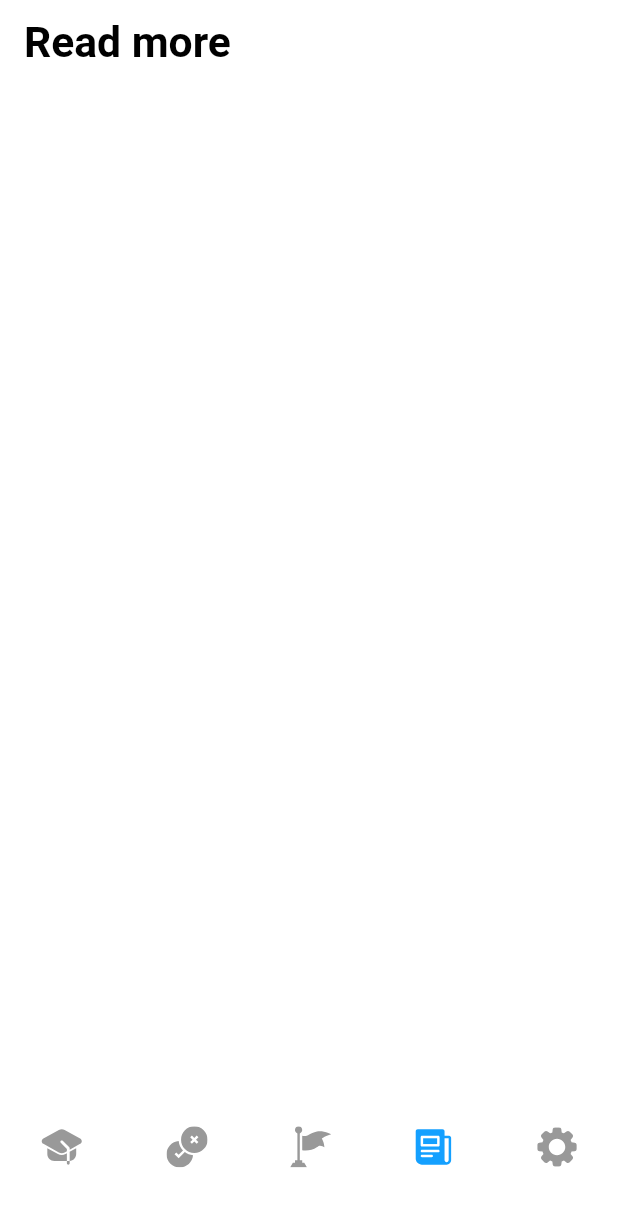
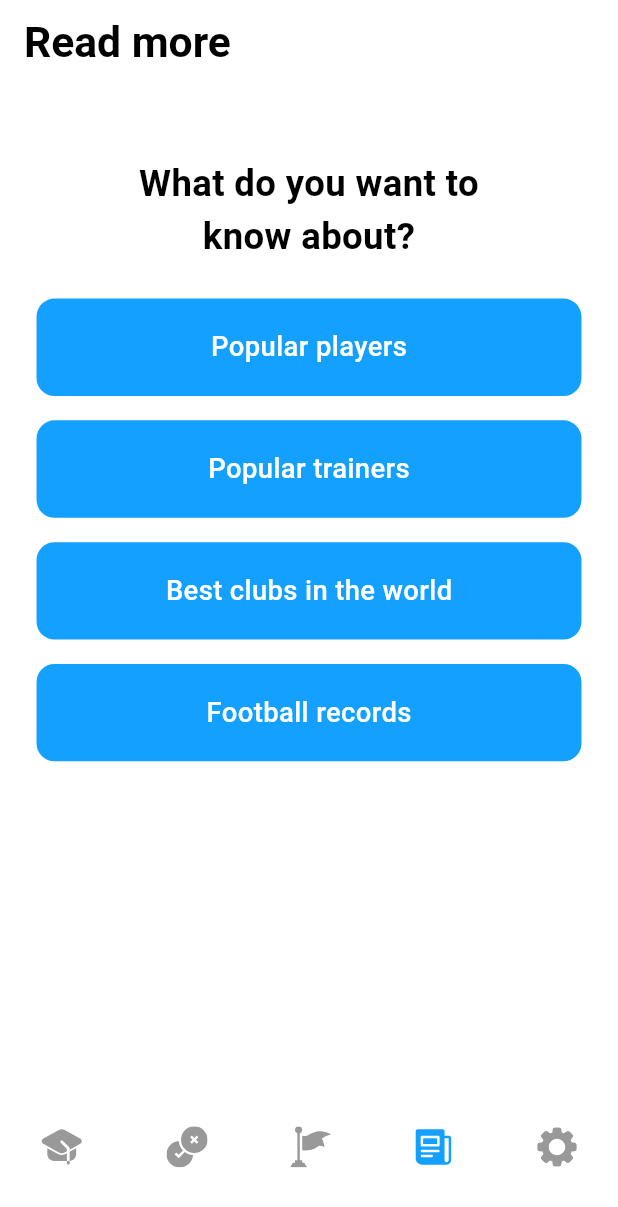
Before and after one commit to Suli244/footflow_academy_120, a Flutter app: the screen it shows after launch, item 4 of the bottom bar chosen, on a phone screen of 412 x 824 dp. Shown: the top 1207 px of the screen. Run offline on Flutter 3.47's test engine with Material 3 defaults, Android fonts, the light colour scheme and no system bars; our stand-ins replace flutter_screenutil, flutter_svg, share_plus, smooth_page_indicator, webview_flutter.

Commit message:
add change

```diff
--- a/lib/read_more/read_more_screen.dart
+++ b/lib/read_more/read_more_screen.dart
@@ -1,5 +1,7 @@
 import 'package:flutter/material.dart';
 import 'package:flutter_screenutil/flutter_screenutil.dart';
+import 'package:footflow_academy_120/core/fa_colors.dart';
+import 'package:footflow_academy_120/core/fa_motin.dart';
 
 class ReadMoreScreen extends StatelessWidget {
   const ReadMoreScreen({super.key});
@@ -16,10 +18,110 @@ class ReadMoreScreen extends StatelessWidget {
           ),
         ),
       ),
-      body: Column(
-        children: [
-          Container(),
-        ],
+      body: Padding(
+        padding: EdgeInsets.symmetric(horizontal: 24.h),
+        child: Column(
+          children: [
+            SizedBox(height: 48.h),
+            Text(
+              'What do you want to\nknow about?',
+              textAlign: TextAlign.center,
+              style: TextStyle(
+                fontSize: 24.h,
+                fontWeight: FontWeight.w600,
+                color: Colors.black,
+              ),
+            ),
+            SizedBox(height: 24.h),
+            FaMotion(
+              onPressed: () {},
+              child: Container(
+                width: MediaQuery.of(context).size.width,
+                height: 64.h,
+                decoration: BoxDecoration(
+                  color: FaColors.blue14A0FF,
+                  borderRadius: BorderRadius.circular(12),
+                ),
+                child: Center(
+                  child: Text(
+                    'Popular players',
+                    style: TextStyle(
+                      fontSize: 18.h,
+                      fontWeight: FontWeight.w500,
+                      color: Colors.white,
+                    ),
+                  ),
+                ),
+              ),
+            ),
+            SizedBox(height: 16.h),
+            FaMotion(
+              onPressed: () {},
+              child: Container(
+                width: MediaQuery.of(context).size.width,
+                height: 64.h,
+                decoration: BoxDecoration(
+                  color: FaColors.blue14A0FF,
+                  borderRadius: BorderRadius.circular(12),
+                ),
+                child: Center(
+                  child: Text(
+                    'Popular trainers',
+                    style: TextStyle(
+                      fontSize: 18.h,
+                      fontWeight: FontWeight.w500,
+                      color: Colors.white,
+                    ),
+                  ),
+                ),
+              ),
+            ),
+            SizedBox(height: 16.h),
+            FaMotion(
+              onPressed: () {},
+              child: Container(
+                width: MediaQuery.of(context).size.width,
+                height: 64.h,
+                decoration: BoxDecoration(
+                  color: FaColors.blue14A0FF,
+                  borderRadius: BorderRadius.circular(12),
+                ),
+                child: Center(
+                  child: Text(
+                    'Best clubs in the world',
+                    style: TextStyle(
+                      fontSize: 18.h,
+                      fontWeight: FontWeight.w500,
+                      color: Colors.white,
+                    ),
+                  ),
+                ),
+              ),
+            ),
+            SizedBox(height: 16.h),
+            FaMotion(
+              onPressed: () {},
+              child: Container(
+                width: MediaQuery.of(context).size.width,
+                height: 64.h,
+                decoration: BoxDecoration(
+                  color: FaColors.blue14A0FF,
+                  borderRadius: BorderRadius.circular(12),
+                ),
+                child: Center(
+                  child: Text(
+                    'Football records',
+                    style: TextStyle(
+                      fontSize: 18.h,
+                      fontWeight: FontWeight.w500,
+                      color: Colors.white,
+                    ),
+                  ),
+                ),
+              ),
+            ),
+          ],
+        ),
       ),
     );
   }
```
Also changed, not shown: lib/read_more/read_content.dart (added, +52 -0 lines), lib/read_more/read_list_page.dart (added, +28 -0 lines), 1 other file.
